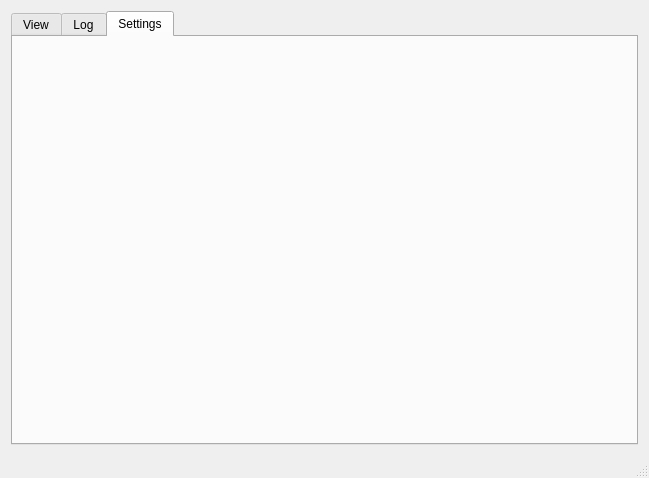
The window that mainwindow.ui (Alexey-N-Chernyshov/AntAlgorithm) describes before a commit, drawn with Qt 5.
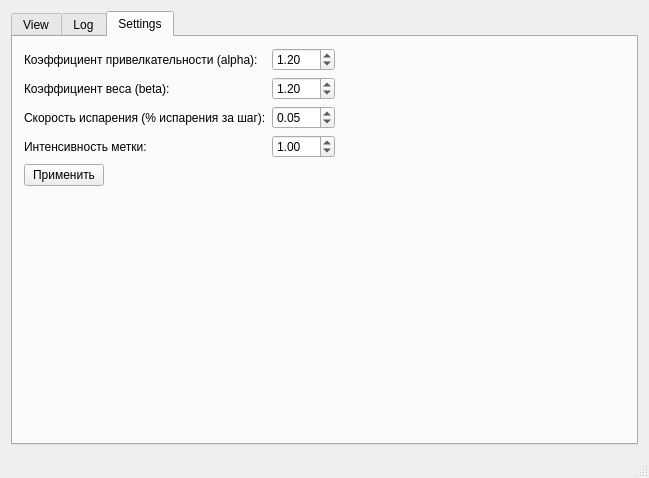
The same window after the commit. The open tabs and pages were chosen to show the change.

```diff
--- a/mainwindow.ui
+++ b/mainwindow.ui
@@ -47,6 +47,145 @@
        <attribute name="title">
         <string>Settings</string>
        </attribute>
+       <layout class="QGridLayout" name="gridLayout_4">
+        <item row="0" column="0">
+         <layout class="QVBoxLayout" name="verticalLayout_3">
+          <item>
+           <layout class="QHBoxLayout" name="horizontalLayout">
+            <item>
+             <layout class="QVBoxLayout" name="verticalLayout_2">
+              <item>
+               <widget class="QLabel" name="label">
+                <property name="text">
+                 <string>Коэффициент привелкательности (alpha):</string>
+                </property>
+               </widget>
+              </item>
+              <item>
+               <widget class="QLabel" name="label_2">
+                <property name="text">
+                 <string>Коэффициент веса (beta):</string>
+                </property>
+               </widget>
+              </item>
+              <item>
+               <widget class="QLabel" name="label_3">
+                <property name="text">
+                 <string>Скорость испарения (% испарения за шаг):</string>
+                </property>
+               </widget>
+              </item>
+              <item>
+               <widget class="QLabel" name="label_4">
+                <property name="text">
+                 <string>Интенсивность метки:</string>
+                </property>
+               </widget>
+              </item>
+             </layout>
+            </item>
+            <item>
+             <layout class="QVBoxLayout" name="verticalLayout">
+              <item>
+               <widget class="QDoubleSpinBox" name="doubleSpinBoxAlpha">
+                <property name="singleStep">
+                 <double>0.100000000000000</double>
+                </property>
+                <property name="value">
+                 <double>1.200000000000000</double>
+                </property>
+               </widget>
+              </item>
+              <item>
+               <widget class="QDoubleSpinBox" name="doubleSpinBoxBeta">
+                <property name="singleStep">
+                 <double>0.100000000000000</double>
+                </property>
+                <property name="value">
+                 <double>1.200000000000000</double>
+                </property>
+               </widget>
+              </item>
+              <item>
+               <widget class="QDoubleSpinBox" name="doubleSpinBoxVaporizationSpeed">
+                <property name="maximum">
+                 <double>1.000000000000000</double>
+                </property>
+                <property name="singleStep">
+                 <double>0.010000000000000</double>
+                </property>
+                <property name="value">
+                 <double>0.050000000000000</double>
+                </property>
+               </widget>
+              </item>
+              <item>
+               <widget class="QDoubleSpinBox" name="doubleSpinBoxMarkValue">
+                <property name="singleStep">
+                 <double>0.100000000000000</double>
+                </property>
+                <property name="value">
+                 <double>1.000000000000000</double>
+                </property>
+               </widget>
+              </item>
+             </layout>
+            </item>
+           </layout>
+          </item>
+          <item>
+           <layout class="QHBoxLayout" name="horizontalLayout_2">
+            <item>
+             <widget class="QPushButton" name="pushButton">
+              <property name="text">
+               <string>Применить</string>
+              </property>
+             </widget>
+            </item>
+            <item>
+             <spacer name="horizontalSpacer_2">
+              <property name="orientation">
+               <enum>Qt::Horizontal</enum>
+              </property>
+              <property name="sizeHint" stdset="0">
+               <size>
+                <width>40</width>
+                <height>20</height>
+               </size>
+              </property>
+             </spacer>
+            </item>
+           </layout>
+          </item>
+         </layout>
+        </item>
+        <item row="0" column="1">
+         <spacer name="horizontalSpacer">
+          <property name="orientation">
+           <enum>Qt::Horizontal</enum>
+          </property>
+          <property name="sizeHint" stdset="0">
+           <size>
+            <width>302</width>
+            <height>105</height>
+           </size>
+          </property>
+         </spacer>
+        </item>
+        <item row="1" column="0">
+         <spacer name="verticalSpacer">
+          <property name="orientation">
+           <enum>Qt::Vertical</enum>
+          </property>
+          <property name="sizeHint" stdset="0">
+           <size>
+            <width>311</width>
+            <height>265</height>
+           </size>
+          </property>
+         </spacer>
+        </item>
+       </layout>
       </widget>
      </widget>
     </item>
```
